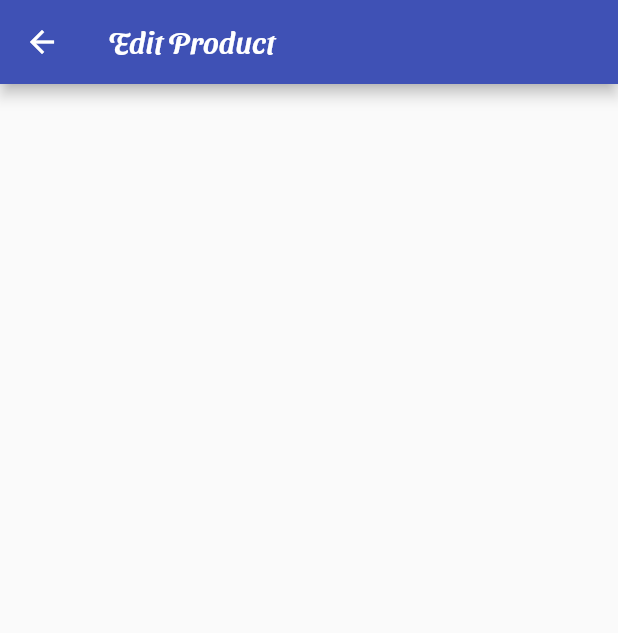
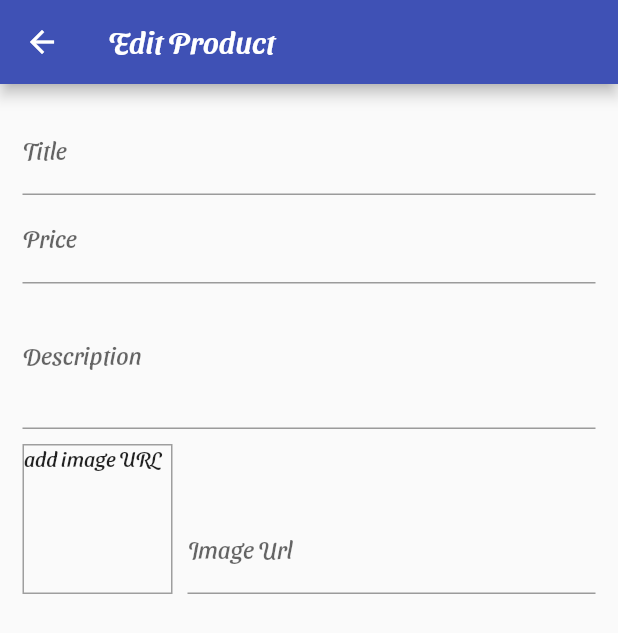
Before and after one commit to Shweta2105/shoppingApp, a Flutter app: the EditProductScreen screen opened directly, on a phone screen of 412 x 824 dp. Shown: the top 633 px of the screen. Run offline on Flutter 3.47's test engine with Material 2 defaults, Android fonts, the phone set to English and light mode, and no system bars; network calls fail.

Commit message:
created edit screen to add new product

```diff
--- a/lib/main.dart
+++ b/lib/main.dart
@@ -3,6 +3,7 @@
 import 'package:shoppingapp/providers/cart.dart';
 import 'package:shoppingapp/providers/orders.dart';
 import 'package:shoppingapp/providers/products.dart';
+import 'package:shoppingapp/screens/edit_product_screen.dart';
 import 'package:shoppingapp/screens/orders_screen.dart';
 import 'package:shoppingapp/screens/product_details.dart';
 import 'package:shoppingapp/screens/product_overview.dart';
@@ -41,6 +42,7 @@
           CartScreen.routeName: (context) => CartScreen(),
           OrderScreen.routeName: (context) => OrderScreen(),
           UserProductScreen.routeName: (context) => UserProductScreen(),
+          EditProductScreen.routeName: (context) => EditProductScreen(),
         },
       ),
     );
--- a/lib/screens/edit_product_screen.dart
+++ b/lib/screens/edit_product_screen.dart
@@ -1,19 +1,105 @@
 import 'package:flutter/material.dart';
 
 class EditProductScreen extends StatefulWidget {
-  const EditProductScreen({Key? key}) : super(key: key);
-
+  static const routeName = '/editProductScreen';
   @override
   State<EditProductScreen> createState() => _EditProductScreenState();
 }
 
 class _EditProductScreenState extends State<EditProductScreen> {
+  final _priceFocusNode = FocusNode();
+  final _descriptionFocusNode = FocusNode();
+
+  final _imageUrlController = TextEditingController();
+  final _imageUrlFocusNode = FocusNode();
+
+  @override
+  void initState() {
+    _imageUrlFocusNode.addListener(_updateImageUrl);
+    super.initState();
+  }
+
+  @override
+  void dispose() {
+    _imageUrlFocusNode.removeListener(_updateImageUrl);
+    _priceFocusNode.dispose();
+    _descriptionFocusNode.dispose();
+    _imageUrlController.dispose();
+    _imageUrlFocusNode.dispose();
+    super.dispose();
+  }
+
+  void _updateImageUrl() {
+    if (!_imageUrlFocusNode.hasFocus) {
+      setState(() {});
+    }
+  }
+
   @override
   Widget build(BuildContext context) {
     return Scaffold(
       appBar: AppBar(
         title: Text('Edit Product'),
       ),
+      body: Padding(
+        padding: const EdgeInsets.all(15.0),
+        child: Form(
+            child: ListView(
+          children: <Widget>[
+            TextFormField(
+              decoration: InputDecoration(labelText: 'Title'),
+              textInputAction: TextInputAction.next,
+              onFieldSubmitted: (_) {
+                FocusScope.of(context).requestFocus(_priceFocusNode);
+              },
+            ),
+            TextFormField(
+              decoration: InputDecoration(labelText: 'Price'),
+              textInputAction: TextInputAction.next,
+              keyboardType: TextInputType.number,
+              focusNode: _priceFocusNode,
+              onFieldSubmitted: (_) {
+                FocusScope.of(context).requestFocus(_descriptionFocusNode);
+              },
+            ),
+            TextFormField(
+              decoration: InputDecoration(labelText: 'Description'),
+              maxLines: 3,
+              keyboardType: TextInputType.multiline,
+              focusNode: _descriptionFocusNode,
+            ),
+            Row(
+              crossAxisAlignment: CrossAxisAlignment.end,
+              children: <Widget>[
+                Container(
+                  width: 100,
+                  height: 100,
+                  margin: EdgeInsets.only(top: 10, right: 10),
+                  decoration: BoxDecoration(
+                      border: Border.all(width: 1, color: Colors.grey)),
+                  child: _imageUrlController.text.isEmpty
+                      ? Text('add image URL')
+                      : FittedBox(
+                          child: Image.network(
+                            _imageUrlController.text,
+                            fit: BoxFit.cover,
+                          ),
+                        ),
+                ),
+                Expanded(
+                  child: TextFormField(
+                    decoration: InputDecoration(labelText: 'Image Url'),
+                    keyboardType: TextInputType.url,
+                    textInputAction: TextInputAction.done,
+                    controller: _imageUrlController,
+                    focusNode: _imageUrlFocusNode,
+                  ),
+                )
+              ],
+            )
+          ],
+        )),
+      ),
     );
   }
 }
--- a/lib/screens/user_product_screen.dart
+++ b/lib/screens/user_product_screen.dart
@@ -2,6 +2,7 @@
 import 'package:provider/provider.dart';
 
 import 'package:shoppingapp/providers/products.dart';
+import 'package:shoppingapp/screens/edit_product_screen.dart';
 import 'package:shoppingapp/widgets/app_drawer.dart';
 import 'package:shoppingapp/widgets/user_product_item.dart';
 
@@ -19,7 +20,9 @@
             icon: Icon(
               Icons.add,
             ),
-            onPressed: () {},
+            onPressed: () {
+              Navigator.of(context).pushNamed(EditProductScreen.routeName);
+            },
           )
         ],
       ),
```
Also changed, not shown: pubspec.yaml (+1 -6 lines), pubspec.lock.
